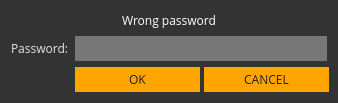
The window that src/gui/ui/passworddialog.ui (ConcealNetwork/conceal-desktop) describes before a commit, drawn with Qt 5.
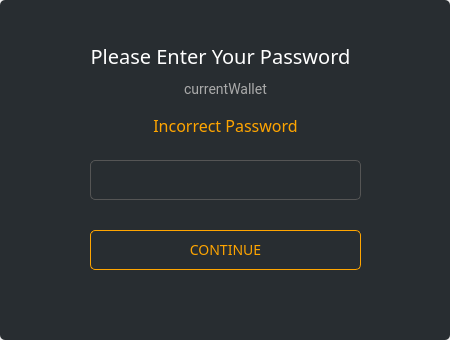
The same window after the commit.

Diff of the .ui file:
```diff
--- a/src/gui/ui/passworddialog.ui
+++ b/src/gui/ui/passworddialog.ui
@@ -6,37 +6,87 @@
    <rect>
     <x>0</x>
     <y>0</y>
-    <width>338</width>
-    <height>103</height>
+    <width>450</width>
+    <height>340</height>
    </rect>
   </property>
+  <property name="sizePolicy">
+   <sizepolicy hsizetype="Preferred" vsizetype="Preferred">
+    <horstretch>0</horstretch>
+    <verstretch>0</verstretch>
+   </sizepolicy>
+  </property>
   <property name="minimumSize">
    <size>
-    <width>338</width>
-    <height>0</height>
+    <width>450</width>
+    <height>280</height>
    </size>
   </property>
   <property name="maximumSize">
    <size>
-    <width>338</width>
-    <height>16777215</height>
+    <width>450</width>
+    <height>350</height>
    </size>
   </property>
   <property name="font">
    <font>
-    <family>Open Sans</family>
-    <pointsize>9</pointsize>
+    <family>Poppins</family>
+    <pointsize>10</pointsize>
    </font>
   </property>
   <property name="windowTitle">
    <string>Enter password</string>
   </property>
   <property name="styleSheet">
-   <string notr="true">background-color: #333;</string>
+   <string notr="true"/>
   </property>
   <layout class="QGridLayout" name="gridLayout">
-   <item row="1" column="1" colspan="2">
+   <property name="leftMargin">
+    <number>0</number>
+   </property>
+   <property name="topMargin">
+    <number>0</number>
+   </property>
+   <property name="rightMargin">
+    <number>0</number>
+   </property>
+   <property name="bottomMargin">
+    <number>0</number>
+   </property>
+   <item row="0" column="0">
+    <widget class="QGroupBox" name="groupBox">
+     <property name="minimumSize">
+      <size>
+       <width>450</width>
+       <height>340</height>
+      </size>
+     </property>
+     <property name="maximumSize">
+      <size>
+       <width>450</width>
+       <height>340</height>
+      </size>
+     </property>
+     <property name="autoFillBackground">
+      <bool>false</bool>
+     </property>
+     <property name="styleSheet">
+      <string notr="true">background-color: #282d31; 
+border-radius: 5px;
+font-family: 'Poppins';</string>
+     </property>
+     <property name="title">
+      <string/>
+     </property>
     <widget class="QLineEdit" name="m_passwordEdit">
+      <property name="geometry">
+       <rect>
+        <x>90</x>
+        <y>160</y>
+        <width>271</width>
+        <height>40</height>
+       </rect>
+      </property>
      <property name="sizePolicy">
       <sizepolicy hsizetype="Expanding" vsizetype="Fixed">
        <horstretch>0</horstretch>
@@ -49,85 +99,147 @@
        <height>25</height>
       </size>
      </property>
+      <property name="font">
+       <font>
+        <family>Poppins</family>
+        <pointsize>-1</pointsize>
+       </font>
+      </property>
      <property name="styleSheet">
-      <string notr="true">background-color: #777; border: 0px; color: #e5e5e5;</string>
+       <string notr="true">padding: 3px; border: 1px solid #555; border-radius: 5px; font-family: 'Poppins'; font-size: 14px; color: #aaa;</string>
+      </property>
+      <property name="text">
+       <string/>
      </property>
      <property name="echoMode">
       <enum>QLineEdit::Password</enum>
      </property>
-    </widget>
-   </item>
-   <item row="3" column="2">
-    <widget class="QPushButton" name="m_cancelButton">
-     <property name="minimumSize">
-      <size>
-       <width>125</width>
-       <height>25</height>
-      </size>
-     </property>
-     <property name="styleSheet">
-      <string notr="true">color: #222; border-radius: 0px; border: 0px solid; background-color: orange;</string>
-     </property>
-     <property name="text">
-      <string>CANCEL</string>
-     </property>
-    </widget>
-   </item>
-   <item row="1" column="0">
-    <widget class="QLabel" name="label">
-     <property name="sizePolicy">
-      <sizepolicy hsizetype="Maximum" vsizetype="Preferred">
-       <horstretch>0</horstretch>
-       <verstretch>0</verstretch>
-      </sizepolicy>
-     </property>
-     <property name="styleSheet">
-      <string notr="true">color: #e5e5e5;</string>
-     </property>
-     <property name="text">
-      <string>Password:</string>
-     </property>
-    </widget>
-   </item>
-   <item row="3" column="1">
+      <property name="alignment">
+       <set>Qt::AlignCenter</set>
+      </property>
+     </widget>
     <widget class="QPushButton" name="m_okButton">
      <property name="enabled">
       <bool>true</bool>
      </property>
+      <property name="geometry">
+       <rect>
+        <x>90</x>
+        <y>230</y>
+        <width>271</width>
+        <height>40</height>
+       </rect>
+      </property>
      <property name="minimumSize">
       <size>
        <width>125</width>
        <height>25</height>
       </size>
      </property>
+      <property name="font">
+       <font>
+        <family>Poppins</family>
+        <pointsize>-1</pointsize>
+       </font>
+      </property>
      <property name="styleSheet">
-      <string notr="true">color: #222; border-radius: 0px; border: 0px solid; background-color: orange;</string>
+       <string notr="true">QPushButton#m_okButton {color: orange; border: 1px solid orange; font-size: 14px; border-radius: 5px;}
+
+QPushButton#m_okButton:hover {color: orange; border: 1px solid orange; font-size: 14px; border-radius: 5px;}</string>
      </property>
      <property name="text">
-      <string>OK</string>
+       <string>CONTINUE</string>
      </property>
      <property name="default">
       <bool>true</bool>
      </property>
     </widget>
-   </item>
-   <item row="0" column="0" colspan="3">
     <widget class="QLabel" name="m_errorLabel">
+      <property name="geometry">
+       <rect>
+        <x>40</x>
+        <y>110</y>
+        <width>371</width>
+        <height>31</height>
+       </rect>
+      </property>
      <property name="minimumSize">
       <size>
        <width>122</width>
        <height>0</height>
       </size>
      </property>
+      <property name="font">
+       <font>
+        <family>Poppins</family>
+        <pointsize>-1</pointsize>
+       </font>
+      </property>
      <property name="styleSheet">
-      <string notr="true">color: #fff;</string>
+       <string notr="true">color: orange; font-size: 16px; border: none;</string>
      </property>
      <property name="text">
-      <string>Wrong password</string>
+       <string>Incorrect Password</string>
      </property>
      <property name="alignment">
       <set>Qt::AlignCenter</set>
      </property>
+     </widget>
+     <widget class="QLabel" name="label_3">
+      <property name="geometry">
+       <rect>
+        <x>30</x>
+        <y>40</y>
+        <width>381</width>
+        <height>31</height>
+       </rect>
+      </property>
+      <property name="font">
+       <font>
+        <family>Poppins</family>
+        <pointsize>-1</pointsize>
+       </font>
+      </property>
+      <property name="styleSheet">
+       <string notr="true">color: #fff;
+border-right: 0px;
+font-size: 20px;</string>
+      </property>
+      <property name="text">
+       <string>Please Enter Your Password</string>
+      </property>
+      <property name="alignment">
+       <set>Qt::AlignCenter</set>
+      </property>
+     </widget>
+     <widget class="QLabel" name="m_currentWalletTitle">
+      <property name="geometry">
+       <rect>
+        <x>40</x>
+        <y>76</y>
+        <width>371</width>
+        <height>26</height>
+       </rect>
+      </property>
+      <property name="font">
+       <font>
+        <family>Roboto</family>
+        <pointsize>-1</pointsize>
+       </font>
+      </property>
+      <property name="styleSheet">
+       <string notr="true">color: #aaa;
+        border-right: 0px;
+        font-size: 14px;
+font-family: 'Roboto'; border: 0px;</string>
+      </property>
+      <property name="text">
+       <string>currentWallet</string>
+      </property>
+      <property name="alignment">
+       <set>Qt::AlignCenter</set>
+      </property>
+     </widget>
     </widget>
    </item>
   </layout>
```
Left out of the diff: 20 changed lines with no effect on the pictures. Lines whose indentation alone changed are shown as unchanged.
